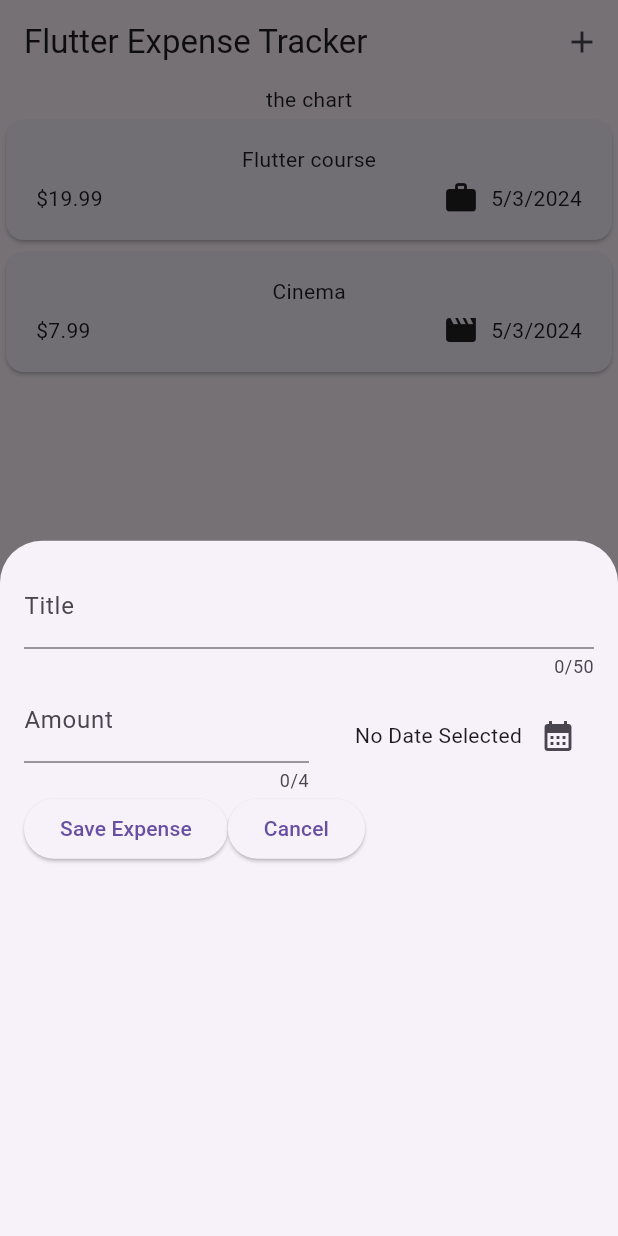
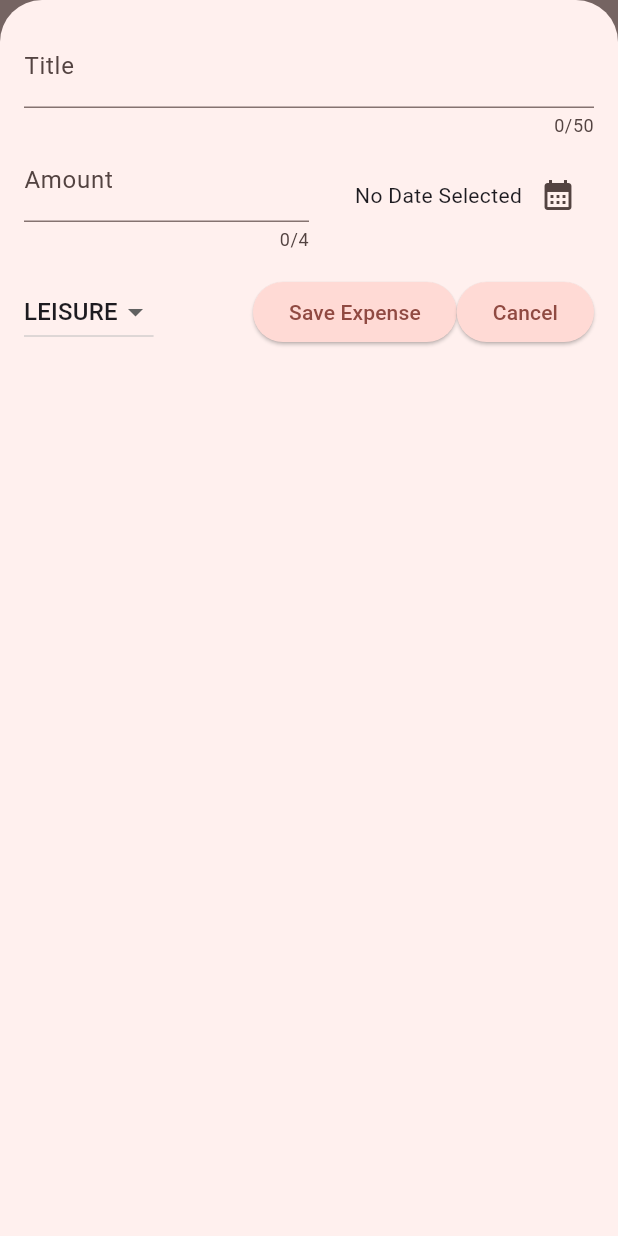
Before and after one commit to mrbrackins/expensetracker, a Flutter app: the screen it shows after launch, after a tap on the "add" icon, on a phone screen of 412 x 824 dp. Run offline on Flutter 3.47's test engine with Material 3 defaults, Android fonts, the phone set to English and light mode, and no system bars.

Commit message:
finished without responsiveness

```diff
--- a/lib/main.dart
+++ b/lib/main.dart
@@ -2,10 +2,59 @@ import 'package:flutter/material.dart';
 
 import 'package:expense_tracker/widgets/expenses.dart';
 
+
+var kColorScheme = ColorScheme.fromSeed(
+  seedColor: Colors.red
+);
+
+var kDarkColorScheme = ColorScheme.fromSeed(brightness: Brightness.dark, seedColor: const Color.fromARGB(255, 5, 99, 125));
+
+
 void main() {
   runApp(
-    const MaterialApp(
-      home: Expenses(),
+     MaterialApp(
+      darkTheme: ThemeData.dark().copyWith(
+      colorScheme: kColorScheme,
+       appBarTheme: AppBarTheme().copyWith(
+          backgroundColor: kDarkColorScheme.primaryContainer,
+          foregroundColor: kDarkColorScheme.onPrimaryContainer
+        ),
+       cardTheme: CardTheme().copyWith(
+          color: kDarkColorScheme.secondaryContainer,
+          margin: const EdgeInsets.symmetric(
+            horizontal: 16,
+            vertical: 8)
+        ),
+           elevatedButtonTheme: ElevatedButtonThemeData(
+          style: ElevatedButton.styleFrom(backgroundColor: kDarkColorScheme.primaryContainer,
+          foregroundColor: kDarkColorScheme.onPrimaryContainer),
+        ),
+    ),
+      theme: ThemeData().copyWith(
+        colorScheme: kColorScheme,
+        appBarTheme: AppBarTheme().copyWith(
+          backgroundColor: kColorScheme.primaryContainer,
+          foregroundColor: kColorScheme.onPrimaryContainer
+        ),
+        cardTheme: CardTheme().copyWith(
+          color: kColorScheme.secondaryContainer,
+          margin: const EdgeInsets.symmetric(
+            horizontal: 16,
+            vertical: 8)
+        ),
+        elevatedButtonTheme: ElevatedButtonThemeData(
+          style: ElevatedButton.styleFrom(backgroundColor: kColorScheme.primaryContainer),
+        ),
+        textTheme: ThemeData().textTheme.copyWith(
+          titleLarge: TextStyle(
+            fontWeight: FontWeight.bold,
+            color: kColorScheme.onSecondaryContainer,
+            fontSize: 17,
+          ),
+        )
+      ),
+      themeMode: ThemeMode.system ,
+      home: const Expenses(),
     ),
   );
 }
--- a/lib/models/expense.dart
+++ b/lib/models/expense.dart
@@ -40,3 +40,26 @@ class Expense {
 
   }
 }
+
+class ExpenseBucket {
+  const ExpenseBucket({
+    required this.category,
+    required this.expenses,
+  });
+
+// fill out all expenses for a particular category
+  ExpenseBucket.forCategory(List<Expense> allExpenses, this.category)
+  : expenses = allExpenses.where((expense) => expense.category == category).toList();
+
+  final Category category;
+  final List<Expense> expenses;
+
+  double get totalExpenses {
+    double sum = 0;
+
+    for (final expense in expenses){
+      sum += expense.amount;
+    }
+    return sum;
+  }
+}
--- /dev/null
+++ b/lib/widgets/chart/chart.dart
@@ -0,0 +1,96 @@
+import 'package:flutter/material.dart';
+
+import 'package:expense_tracker/widgets/chart/chart_bar.dart';
+import 'package:expense_tracker/models/expense.dart';
+
+
+class Chart extends StatelessWidget {
+  const Chart({super.key, required this.expenses});
+
+  final List<Expense> expenses;
+
+  List<ExpenseBucket> get buckets {
+    return [
+      ExpenseBucket.forCategory(expenses, Category.food),
+      ExpenseBucket.forCategory(expenses, Category.leisure),
+      ExpenseBucket.forCategory(expenses, Category.travel),
+      ExpenseBucket.forCategory(expenses, Category.work),
+    ];
+  }
+
+  double get maxTotalExpense {
+    double maxTotalExpense = 0;
+
+    for (final bucket in buckets) {
+      if (bucket.totalExpenses > maxTotalExpense) {
+        maxTotalExpense = bucket.totalExpenses;
+      }
+    }
+
+    return maxTotalExpense;
+  }
+
+  @override
+  Widget build(BuildContext context) {
+    final isDarkMode =
+        MediaQuery.of(context).platformBrightness == Brightness.dark;
+    return Container(
+      margin: const EdgeInsets.all(16),
+      padding: const EdgeInsets.symmetric(
+        vertical: 16,
+        horizontal: 8,
+      ),
+      width: double.infinity,
+      height: 180,
+      decoration: BoxDecoration(
+        borderRadius: BorderRadius.circular(8),
+        gradient: LinearGradient(
+          colors: [
+            Theme.of(context).colorScheme.primary.withOpacity(0.3),
+            Theme.of(context).colorScheme.primary.withOpacity(0.0)
+          ],
+          begin: Alignment.bottomCenter,
+          end: Alignment.topCenter,
+        ),
+      ),
+      child: Column(
+        children: [
+          Expanded(
+            child: Row(
+              crossAxisAlignment: CrossAxisAlignment.end,
+              children: [
+                for (final bucket in buckets) // alternative to map()
+                  ChartBar(
+                    fill: bucket.totalExpenses == 0
+                        ? 0
+                        : bucket.totalExpenses / maxTotalExpense,
+                  )
+              ],
+            ),
+          ),
+          const SizedBox(height: 12),
+          Row(
+            children: buckets
+                .map(
+                  (bucket) => Expanded(
+                    child: Padding(
+                      padding: const EdgeInsets.symmetric(horizontal: 4),
+                      child: Icon(
+                        categoryIcons[bucket.category],
+                        color: isDarkMode
+                            ? Theme.of(context).colorScheme.secondary
+                            : Theme.of(context)
+                                .colorScheme
+                                .primary
+                                .withOpacity(0.7),
+                      ),
+                    ),
+                  ),
+                )
+                .toList(),
+          )
+        ],
+      ),
+    );
+  }
+}
--- /dev/null
+++ b/lib/widgets/chart/chart_bar.dart
@@ -0,0 +1,34 @@
+import 'package:flutter/material.dart';
+
+class ChartBar extends StatelessWidget {
+  const ChartBar({
+    super.key,
+    required this.fill,
+  });
+
+  final double fill;
+
+  @override
+  Widget build(BuildContext context) {
+    final isDarkMode =
+        MediaQuery.of(context).platformBrightness == Brightness.dark;
+    return Expanded(
+      child: Padding(
+        padding: const EdgeInsets.symmetric(horizontal: 4),
+        child: FractionallySizedBox(
+          heightFactor: fill,
+          child: DecoratedBox(
+            decoration: BoxDecoration(
+              shape: BoxShape.rectangle,
+              borderRadius:
+                  const BorderRadius.vertical(top: Radius.circular(8)),
+              color: isDarkMode
+                  ? Theme.of(context).colorScheme.secondary
+                  : Theme.of(context).colorScheme.primary.withOpacity(0.65),
+            ),
+          ),
+        ),
+      ),
+    );
+  }
+}
--- a/lib/widgets/expenses.dart
+++ b/lib/widgets/expenses.dart
@@ -1,3 +1,4 @@
+import 'package:expense_tracker/widgets/chart/chart.dart';
 import 'package:expense_tracker/widgets/expenses_list/expenses_list.dart';
 import 'package:expense_tracker/models/expense.dart';
 import 'package:expense_tracker/widgets/nex_expense.dart';
@@ -30,14 +31,47 @@ class _ExpensesState extends State<Expenses> {
 
   void _openAddExpensesOverlay(){
     // ...
-    showModalBottomSheet(context: context, builder: (ctx){
-      return const NewExpense();
+    showModalBottomSheet(
+      isScrollControlled: true,
+      context: context, builder: (ctx){
+      return  NewExpense(onAddExpense: _addExpense);
     });
 
   }
 
+  void _addExpense(Expense expense){
+    setState(() {
+      _registeredExpenses.add(expense);
+    });
+  }
+
+  void _removeExpense(Expense expense){
+    final expenseIndex = _registeredExpenses.indexOf(expense);
+    setState(() {
+      _registeredExpenses.remove(expense);
+    });
+ ScaffoldMessenger.of(context).clearSnackBars();
+    ScaffoldMessenger.of(context).showSnackBar(
+       SnackBar(
+        action: SnackBarAction(label: 'Undo', onPressed: (){
+          setState(() {
+            _registeredExpenses.insert(expenseIndex, expense);
+          });
+        }),
+        duration: Duration(seconds: 3),
+        content:  Text('Expense Deleted')),
+    );
+  }
+
   @override
   Widget build(BuildContext context) {
+    Widget mainContent = Center(child: Text('No expenses found. Start adding some!'),);
+
+    if(_registeredExpenses.isNotEmpty){
+      mainContent = ExpensesList(expenses: _registeredExpenses, onRemoveExpense: _removeExpense, );
+    }
+
+
     return  Scaffold(
       appBar: AppBar(title: const Text('Flutter Expense Tracker'),
         actions: [
@@ -45,8 +79,8 @@ class _ExpensesState extends State<Expenses> {
       ]),
       body: Column(
         children: [
-          const Text('the chart'),
-          Expanded(child: ExpensesList(expenses: _registeredExpenses))
+          Chart(expenses: _registeredExpenses),
+          Expanded(child: mainContent)
         ],
       ),
     );
--- a/lib/widgets/expenses_list/expenses_item.dart
+++ b/lib/widgets/expenses_list/expenses_item.dart
@@ -14,8 +14,9 @@ class ExpenseItem extends StatelessWidget {
         vertical: 16,
       ),
       child: Column(
+        crossAxisAlignment: CrossAxisAlignment.start,
         children: [
-          Text(expense.title),
+          Text(expense.title, style: Theme.of(context).textTheme.titleLarge,),
           const SizedBox(height: 4),
           Row(children: [
             Text('\$${expense.amount.toStringAsFixed(2)}'),
--- a/lib/widgets/expenses_list/expenses_list.dart
+++ b/lib/widgets/expenses_list/expenses_list.dart
@@ -4,10 +4,15 @@ import 'package:flutter/material.dart';
 
 class ExpensesList extends StatelessWidget {
   //2. add a parameter to accept expenses and assign to final list expenses value on step 1
-  const ExpensesList({super.key, required this.expenses});
+  const ExpensesList({super.key,
+  required this.expenses,
+  required this.onRemoveExpense,
+  });
 
   //1. accept input like a prop
   final List<Expense> expenses;
+  //accept function from expenses file so we can remove
+  final void Function(Expense expense) onRemoveExpense;
 
   @override
   Widget build(BuildContext context) {
@@ -15,7 +20,15 @@ class ExpensesList extends StatelessWidget {
     return ListView.builder(
         itemCount: expenses.length,
         itemBuilder: (ctx, index) {
-          return ExpenseItem(expenses[index]);
+          Expense currentExpense = expenses[index];
+          return Dismissible(
+            background: Container(color: Theme.of(context).colorScheme.error.withOpacity(0.75),
+            margin: EdgeInsets.symmetric(horizontal: Theme.of(context).cardTheme.margin!.horizontal)),
+            key: ValueKey(currentExpense),
+            onDismissed: (direction){
+              onRemoveExpense(currentExpense);
+            } ,
+            child: ExpenseItem(currentExpense));
         });
   }
 }
--- a/lib/widgets/nex_expense.dart
+++ b/lib/widgets/nex_expense.dart
@@ -4,7 +4,9 @@ import 'package:flutter/material.dart';
 import 'package:flutter/widgets.dart';
 
 class NewExpense extends StatefulWidget {
-  const NewExpense({super.key});
+  const NewExpense({super.key, required this.onAddExpense});
+  //accepting functions as values in your own widgets
+  final void Function(Expense expense) onAddExpense;
 
   @override
   State<NewExpense> createState() => _NewExpenseState();
@@ -14,6 +16,7 @@ class _NewExpenseState extends State<NewExpense> {
   final _titleController = TextEditingController();
   final _amountController = TextEditingController();
   DateTime? _selectedDate;
+  Category _selectedCategory = Category.leisure;
 
   void _presentDatePicker() async {
     final now = DateTime.now();
@@ -27,6 +30,29 @@ class _NewExpenseState extends State<NewExpense> {
     });
   }
 
+  void _submitExpenseData(){
+    final enteredAmount = double.tryParse(_amountController.text);
+    final amountIsInvalid = enteredAmount == null ||enteredAmount <=0;
+
+    if(_titleController.text.trim().isEmpty || amountIsInvalid || _selectedDate == null){
+      // show error message
+      showDialog(context: context, builder: (ctx) => AlertDialog(
+        title: const Text('Invalid input'),
+        content: Text('Please make sure a valid title, amount, date and category was entered'),
+        actions: [TextButton(onPressed: (){
+          Navigator.pop(ctx);
+        }, child: const Text('Okay'),
+        ),
+        ],
+      ),
+      );
+      return;
+    }
+
+    widget.onAddExpense(Expense(title: _titleController.text, amount:enteredAmount, date: _selectedDate!, category: _selectedCategory));
+    Navigator.pop(context);
+  }
+
   @override
   void dispose() {
     // MAKE SURE TO DISOSE CONTROLLERS: implement dispose
@@ -38,7 +64,8 @@ class _NewExpenseState extends State<NewExpense> {
   @override
   Widget build(BuildContext context) {
     return Padding(
-      padding: const EdgeInsets.all(16),
+      padding: const EdgeInsets.fromLTRB(16, 16, 16, 16),
+      //full screen mode padding: const EdgeInsets.fromLTRB(16, 48, 16, 16),
       child: Column(
         children: [
           TextField(
@@ -78,13 +105,30 @@ class _NewExpenseState extends State<NewExpense> {
               )),
             ],
           ),
+          const SizedBox(height: 16,),
           Row(
             children: [
+              DropdownButton(
+                value: _selectedCategory,
+                  items: Category.values
+                      .map((category) => DropdownMenuItem(
+                        value: category,
+                          child: Text(category.name.toUpperCase())))
+                      .toList(),
+                  onChanged: (value) {
+                    if(value == null){
+                      return;
+                    }
+                    setState(() {
+                      _selectedCategory = value;
+                    });
+                  }),
+                  const Spacer(),
               ElevatedButton(
                 onPressed: () {
-                  print(_titleController.text);
-                  print(_amountController.text);
-                  Navigator.of(context).pop();
+                  _submitExpenseData();
+
+
                 },
                 child: const Text('Save Expense'),
               ),
```
